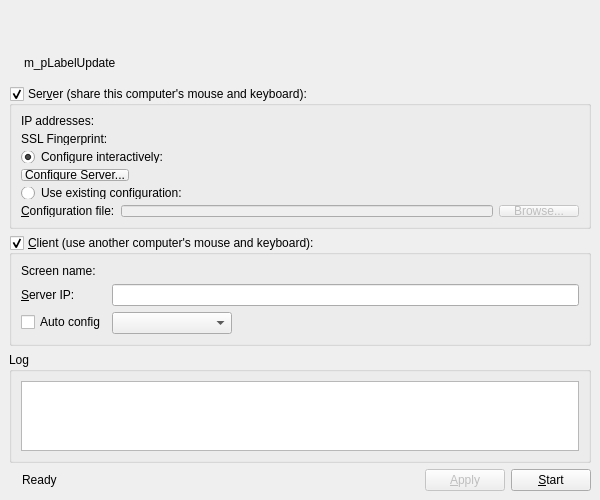
First picture: the form in src/gui/res/MainWindowBase.ui, repository deskflow/deskflow, before the edit.
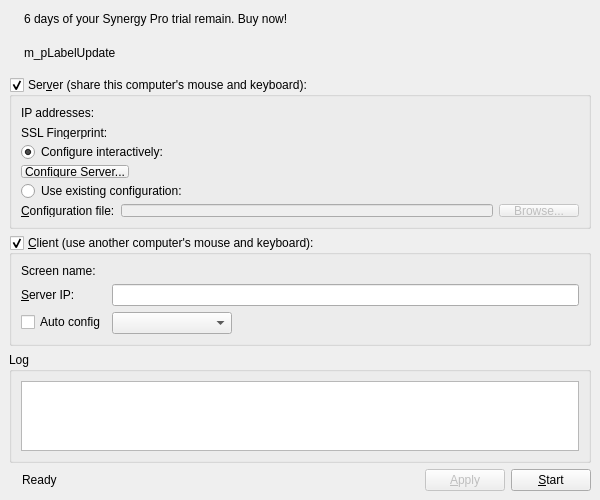
Second picture: the form after the edit. Icons and pictures are not drawn.

Commit message: #5657 Add trial label to main window

Diff of the .ui file:
```diff
--- a/src/gui/res/MainWindowBase.ui
+++ b/src/gui/res/MainWindowBase.ui
@@ -30,6 +30,18 @@
     <item>
      <widget class="QWidget" name="m_trialWidget" native="true">
       <layout class="QHBoxLayout" name="horizontalLayout_5">
+       <property name="leftMargin">
+        <number>2</number>
+       </property>
+       <property name="topMargin">
+        <number>0</number>
+       </property>
+       <property name="rightMargin">
+        <number>0</number>
+       </property>
+       <property name="bottomMargin">
+        <number>8</number>
+       </property>
        <item>
         <widget class="QLabel" name="label_3">
          <property name="text">
@@ -43,7 +55,7 @@
        <item>
         <widget class="QLabel" name="trialLabel">
          <property name="text">
-          <string/>
+          <string>&lt;html&gt;&lt;head/&gt;&lt;body&gt;&lt;p&gt;&lt;span style=&quot; font-weight:600;&quot;&gt;6&lt;/span&gt; days of your Synergy Pro trial remain. &lt;a href=&quot;http://symless.com/pricing?src=gui&quot;&gt;&lt;span style=&quot; text-decoration: underline; color:#0000ff;&quot;&gt;Buy now!&lt;/span&gt;&lt;/a&gt;&lt;/p&gt;&lt;/body&gt;&lt;/html&gt;</string>
          </property>
         </widget>
        </item>
@@ -76,7 +88,7 @@
         <number>0</number>
        </property>
        <property name="bottomMargin">
-        <number>7</number>
+        <number>8</number>
        </property>
        <item>
         <widget class="QLabel" name="m_pIconUpdate">
```
Left out of the diff: 2 changed lines with no effect on the pictures.
